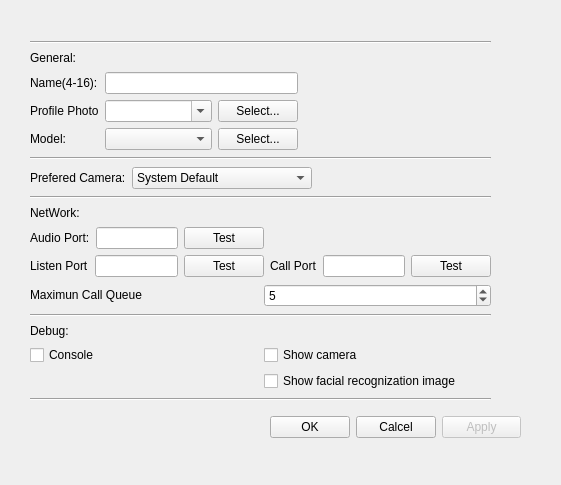
This is UI/Live2D_chat/Setting.ui in Luke-lujunxian/Live2D_VideoChat as Qt 5 draws it before an edit. The edited form follows.
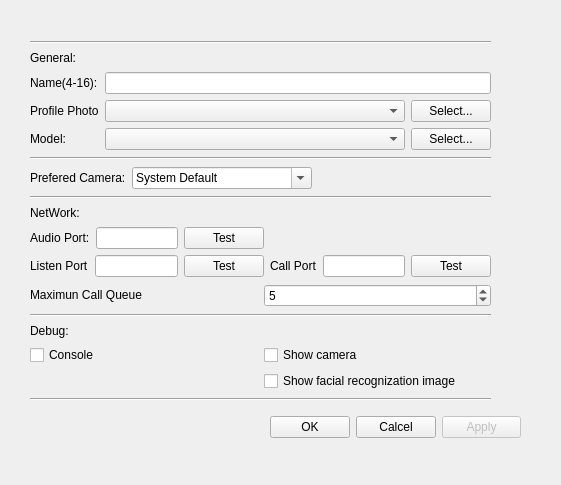
This is the edited form.

```diff
--- a/UI/Live2D_chat/Setting.ui
+++ b/UI/Live2D_chat/Setting.ui
@@ -150,7 +150,7 @@
              </sizepolicy>
             </property>
             <property name="editable">
-             <bool>true</bool>
+             <bool>false</bool>
             </property>
            </widget>
           </item>
@@ -192,19 +192,6 @@
         </item>
        </layout>
       </item>
-      <item>
-       <spacer name="horizontalSpacer">
-        <property name="orientation">
-         <enum>Qt::Horizontal</enum>
-        </property>
-        <property name="sizeHint" stdset="0">
-         <size>
-          <width>10</width>
-          <height>12</height>
-         </size>
-        </property>
-       </spacer>
-      </item>
      </layout>
     </item>
     <item>
@@ -238,7 +225,7 @@
          </sizepolicy>
         </property>
         <property name="editable">
-         <bool>false</bool>
+         <bool>true</bool>
         </property>
         <property name="currentText">
          <string>System Default</string>
```
Left out of the diff: 11 changed lines with no effect on the pictures.
